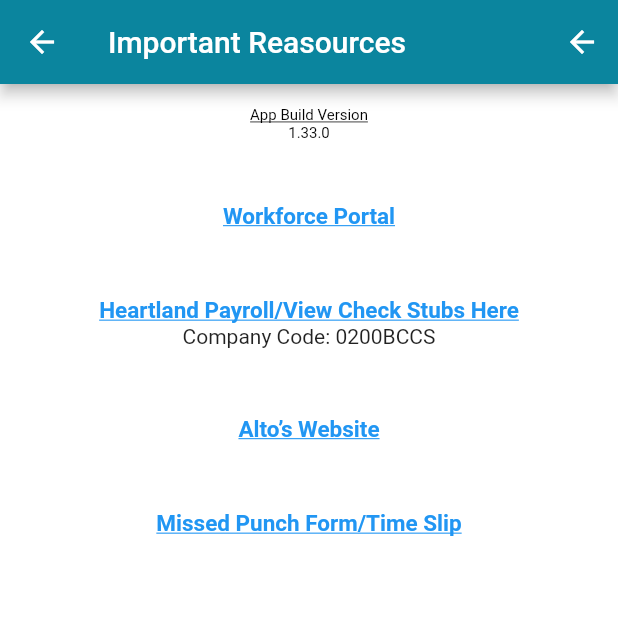
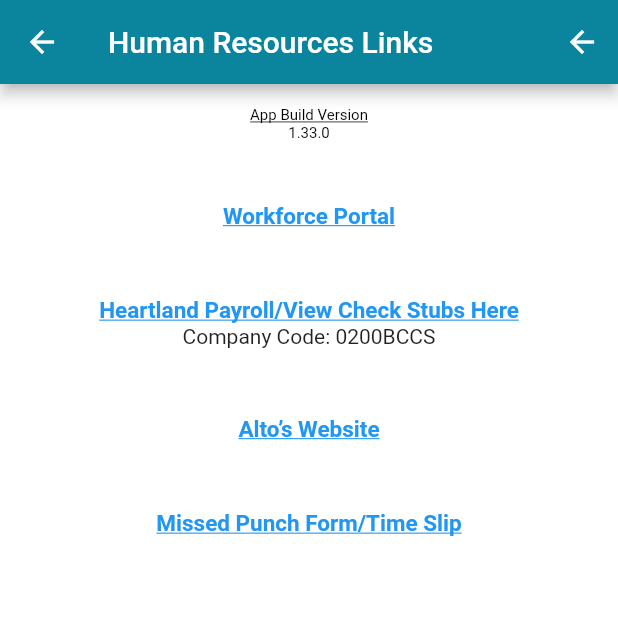
Before and after one commit to ryonsteele/AltoStaffer, a Flutter app: the ResourcesPage screen opened directly, on a phone screen of 412 x 824 dp, the top half of it. Run offline on Flutter 3.47's test engine with Material 2 defaults, Android fonts, the phone set to English and light mode, and no system bars; our stand-ins replace charts_flutter, dio, file_picker, firebase_messaging, flutter_local_notifications, geolocator and 5 more; missing offline and left inert: android_intent, back_button_interceptor, custom_switch_button, device_calendar, geocoder, maps_launcher and 1 more; accounts and stored records are empty; Roboto replaces fonts that are missing (Montserrat).

Commit message:
Update resources links verbiage

```diff
--- a/lib/LandPage.dart
+++ b/lib/LandPage.dart
@@ -94,7 +94,7 @@ class AppState extends State<LandPage> with TickerProviderStateMixin, WidgetsBin
       "Settings",
       "Contact Alto",
       "Shift Preferences",
-      "Important Resources",
+      "HR Links",
       "Logout",
     ]; //The list of values we want on the dropdown
     String _currentlySelected = "Settings"; //var to hold currently selected value
@@ -126,7 +126,7 @@ class AppState extends State<LandPage> with TickerProviderStateMixin, WidgetsBin
                 Navigator.push(context, MaterialPageRoute(
                     builder: (context) => ShiftPrefPage(tempid: AppState.tempId)));
 
-              }else if(_currentlySelected.trim() == "Important Resources"){
+              }else if(_currentlySelected.trim() == "HR Links"){
                 Navigator.push(context, MaterialPageRoute(
                     builder: (context) => ResourcesPage(tempid: AppState.tempId)));
 
--- a/lib/ResourcesPage.dart
+++ b/lib/ResourcesPage.dart
@@ -42,7 +42,7 @@ class AppState extends State<ResourcesPage> with SingleTickerProviderStateMixin{
 
     return Scaffold(
       appBar: AppBar(
-        title: Text('Important Reasources'),
+        title: Text('Human Resources Links'),
         actions: <Widget>[
           IconButton(
             icon: Icon(Icons.arrow_back),
--- a/lib/ShiftDetailView.dart
+++ b/lib/ShiftDetailView.dart
@@ -270,7 +270,7 @@ class _ShiftDetailView extends State<ShiftDetailView> with WidgetsBindingObserve
     final List<String> _dropdownValues = [
       "Settings",
       "Sent Home",
-      "Important Resources",
+      "HR Links",
       "Logout"
     ]; //The list of values we want on the dropdown
     String _currentlySelected = ""; //var to hold currently selected value
@@ -294,7 +294,7 @@ class _ShiftDetailView extends State<ShiftDetailView> with WidgetsBindingObserve
             _currentlySelected = value;
             if(_currentlySelected.trim() == 'Sent Home'){
               showSentHomeDialog(context);
-            }else if(_currentlySelected.trim() == "Important Resources"){
+            }else if(_currentlySelected.trim() == "HR Links"){
               Navigator.push(context, MaterialPageRoute(
                   builder: (context) => ResourcesPage(tempid: gTempId)));
 
```
